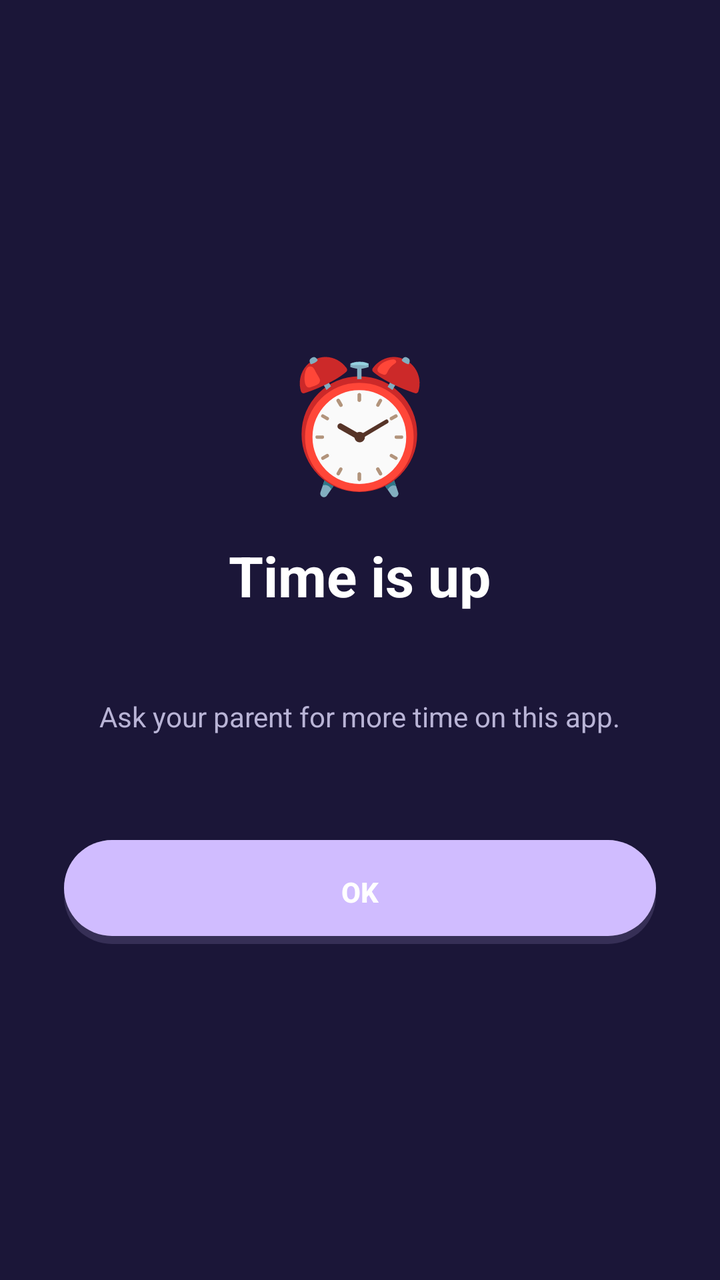
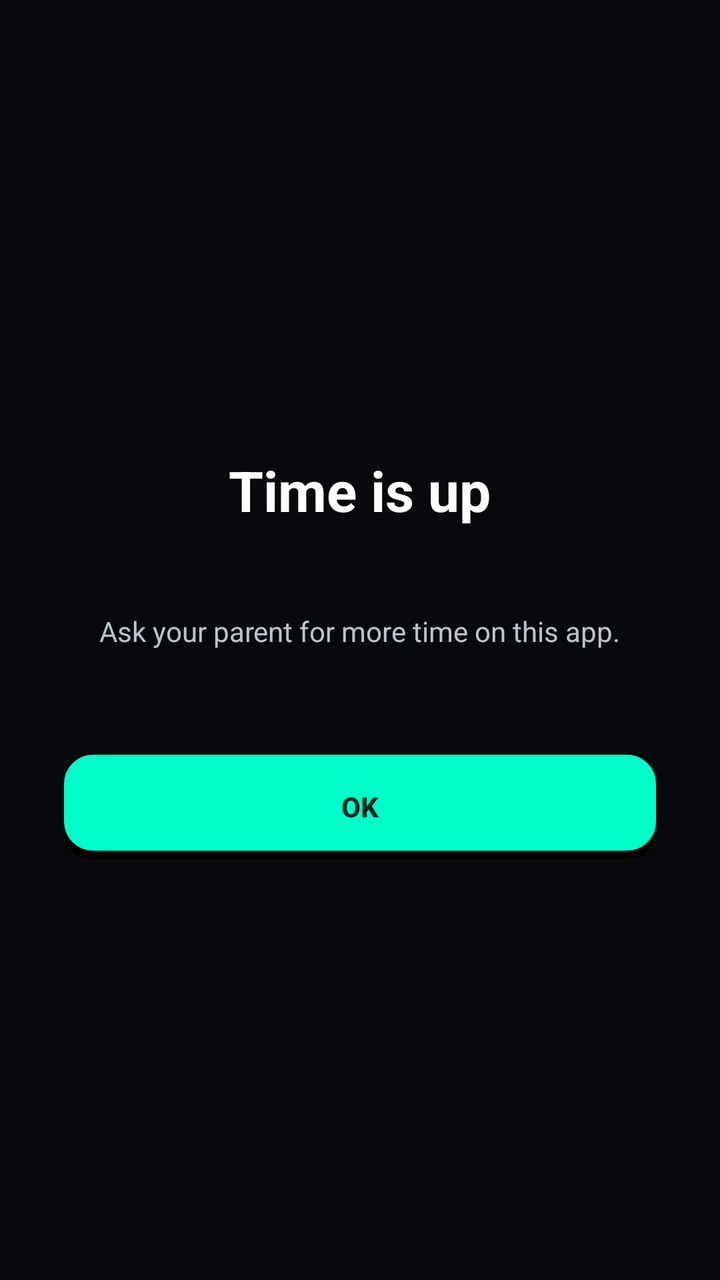

Compare the two renders of this Android layout. The source of the first and the diff that turns it into the second are given below.
<!-- AndroidManifest.xml: activity theme Theme.AccessControl.Block -->
<!-- res/layout/activity_block.xml -->
<?xml version="1.0" encoding="utf-8"?>
<LinearLayout xmlns:android="http://schemas.android.com/apk/res/android"
    android:layout_width="match_parent"
    android:layout_height="match_parent"
    android:background="@color/block_bg"
    android:gravity="center"
    android:orientation="vertical"
    android:padding="32dp">

    <TextView
        android:layout_width="wrap_content"
        android:layout_height="wrap_content"
        android:text="⏰"
        android:textSize="64sp" />

    <TextView
        android:layout_width="wrap_content"
        android:layout_height="wrap_content"
        android:layout_marginTop="16dp"
        android:text="@string/block_title"
        android:textColor="#FFFFFF"
        android:textSize="28sp"
        android:textStyle="bold" />

    <TextView
        android:id="@+id/blockApp"
        android:layout_width="wrap_content"
        android:layout_height="wrap_content"
        android:layout_marginTop="8dp"
        android:textColor="#9D8FFF"
        android:textSize="18sp"
        android:textStyle="bold" />

    <TextView
        android:id="@+id/blockReason"
        android:layout_width="wrap_content"
        android:layout_height="wrap_content"
        android:layout_marginTop="10dp"
        android:gravity="center"
        android:text="@string/block_subtitle"
        android:textColor="#B9B4D6"
        android:textSize="14sp" />

    <TextView
        android:id="@+id/blockStats"
        android:layout_width="wrap_content"
        android:layout_height="wrap_content"
        android:layout_marginTop="4dp"
        android:textColor="#726D91"
        android:textSize="12sp" />

    <Button
        android:id="@+id/btnClose"
        android:layout_width="match_parent"
        android:layout_height="52dp"
        android:layout_marginTop="32dp"
        android:background="@drawable/bg_clay_button_primary"
        android:text="@string/block_close"
        android:textColor="#FFFFFF"
        android:textStyle="bold" />
</LinearLayout>
<!-- resources referenced by this layout -->
<resources>
  <color name="block_bg">#1B1638</color>
  <!-- drawable bg_clay_button_primary (drawable) -->
  <?xml version="1.0" encoding="utf-8"?>
  <layer-list xmlns:android="http://schemas.android.com/apk/res/android">
      <item>
          <shape android:shape="rectangle">
              <corners android:radius="24dp" />
              <solid android:color="#26000000" />
          </shape>
      </item>
      <item android:bottom="4dp">
          <shape android:shape="rectangle">
              <corners android:radius="24dp" />
              <gradient
                  android:angle="270"
                  android:startColor="#7C6CF6"
                  android:endColor="@color/clay_primary_dark" />
          </shape>
      </item>
  </layer-list>
  <string name="block_close">OK</string>
  <string name="block_subtitle">Ask your parent for more time on this app.</string>
  <string name="block_title">Time is up</string>
  <style name="Theme.AccessControl.Block" parent="Theme.Material3.Dark.NoActionBar">
          <item name="android:windowBackground">@color/block_bg</item>
          <item name="android:statusBarColor">@color/block_bg</item>
          <item name="android:navigationBarColor">@color/block_bg</item>
      </style>
  <color name="clay_primary_dark">#5B4BD1</color>
</resources>

<!-- the commit's change to res/layout/activity_block.xml (unified diff, before → after) -->
@@ -1,61 +1,71 @@
 <?xml version="1.0" encoding="utf-8"?>
-<LinearLayout xmlns:android="http://schemas.android.com/apk/res/android"
+<ScrollView xmlns:android="http://schemas.android.com/apk/res/android"
     android:layout_width="match_parent"
     android:layout_height="match_parent"
     android:background="@color/block_bg"
-    android:gravity="center"
-    android:orientation="vertical"
-    android:padding="32dp">
+    android:fillViewport="true">
 
-    <TextView
-        android:layout_width="wrap_content"
+    <LinearLayout
+        android:layout_width="match_parent"
         android:layout_height="wrap_content"
-        android:text="⏰"
-        android:textSize="64sp" />
+        android:gravity="center"
+        android:orientation="vertical"
+        android:padding="32dp">
 
-    <TextView
-        android:layout_width="wrap_content"
-        android:layout_height="wrap_content"
-        android:layout_marginTop="16dp"
-        android:text="@string/block_title"
-        android:textColor="#FFFFFF"
-        android:textSize="28sp"
-        android:textStyle="bold" />
+        <ImageView
+            android:id="@+id/blockImage"
+            android:layout_width="200dp"
+            android:layout_height="200dp"
+            android:layout_gravity="center_horizontal"
+            android:contentDescription="@string/block_title"
+            android:scaleType="centerCrop"
+            android:visibility="gone" />
 
-    <TextView
-        android:id="@+id/blockApp"
-        android:layout_width="wrap_content"
-        android:layout_height="wrap_content"
-        android:layout_marginTop="8dp"
-        android:textColor="#9D8FFF"
-        android:textSize="18sp"
-        android:textStyle="bold" />
+        <TextView
+            android:id="@+id/blockTitle"
+            android:layout_width="wrap_content"
+            android:layout_height="wrap_content"
+            android:layout_marginTop="16dp"
+            android:text="@string/block_title"
+            android:textColor="#FFFFFF"
+            android:textSize="28sp"
+            android:textStyle="bold" />
 
-    <TextView
-        android:id="@+id/blockReason"
-        android:layout_width="wrap_content"
-        android:layout_height="wrap_content"
-        android:layout_marginTop="10dp"
-        android:gravity="center"
-        android:text="@string/block_subtitle"
-        android:textColor="#B9B4D6"
-        android:textSize="14sp" />
+        <TextView
+            android:id="@+id/blockApp"
+            android:layout_width="wrap_content"
+            android:layout_height="wrap_content"
+            android:layout_marginTop="8dp"
+            android:textColor="@color/clay_accent"
+            android:textSize="18sp"
+            android:textStyle="bold" />
 
-    <TextView
-        android:id="@+id/blockStats"
-        android:layout_width="wrap_content"
-        android:layout_height="wrap_content"
-        android:layout_marginTop="4dp"
-        android:textColor="#726D91"
-        android:textSize="12sp" />
+        <TextView
+            android:id="@+id/blockReason"
+            android:layout_width="wrap_content"
+            android:layout_height="wrap_content"
+            android:layout_marginTop="10dp"
+            android:gravity="center"
+            android:text="@string/block_subtitle"
+            android:textColor="#B9C4CE"
+            android:textSize="14sp" />
 
-    <Button
-        android:id="@+id/btnClose"
-        android:layout_width="match_parent"
-        android:layout_height="52dp"
-        android:layout_marginTop="32dp"
-        android:background="@drawable/bg_clay_button_primary"
-        android:text="@string/block_close"
-        android:textColor="#FFFFFF"
-        android:textStyle="bold" />
-</LinearLayout>
+        <TextView
+            android:id="@+id/blockStats"
+            android:layout_width="wrap_content"
+            android:layout_height="wrap_content"
+            android:layout_marginTop="4dp"
+            android:textColor="#5E6B76"
+            android:textSize="12sp" />
+
+        <androidx.appcompat.widget.AppCompatButton
+            android:id="@+id/btnClose"
+            android:layout_width="match_parent"
+            android:layout_height="52dp"
+            android:layout_marginTop="32dp"
+            android:background="@drawable/bg_clay_button_primary"
+            android:text="@string/block_close"
+            android:textColor="#062A22"
+            android:textStyle="bold" />
+    </LinearLayout>
+</ScrollView>
<!-- resource entries referenced after the edit -->
@@ -1,22 +1,21 @@
 <!-- resources referenced by this layout -->
 <resources>
-  <color name="block_bg">#1B1638</color>
+  <color name="block_bg">#07090C</color>
+  <color name="clay_accent">#4FC3F7</color>
   <!-- drawable bg_clay_button_primary (drawable) -->
   <?xml version="1.0" encoding="utf-8"?>
   <layer-list xmlns:android="http://schemas.android.com/apk/res/android">
       <item>
           <shape android:shape="rectangle">
-              <corners android:radius="24dp" />
-              <solid android:color="#26000000" />
+              <corners android:radius="14dp" />
+              <solid android:color="#000000" />
           </shape>
       </item>
       <item android:bottom="4dp">
           <shape android:shape="rectangle">
-              <corners android:radius="24dp" />
-              <gradient
-                  android:angle="270"
-                  android:startColor="#7C6CF6"
-                  android:endColor="@color/clay_primary_dark" />
+              <corners android:radius="14dp" />
+              <solid android:color="@color/clay_primary" />
+              <stroke android:width="1dp" android:color="@color/clay_primary" />
           </shape>
       </item>
   </layer-list>
@@ -28,6 +27,6 @@
           <item name="android:statusBarColor">@color/block_bg</item>
           <item name="android:navigationBarColor">@color/block_bg</item>
       </style>
-  <color name="clay_primary_dark">#5B4BD1</color>
+  <color name="clay_primary">#00FFC8</color>
 </resources>
 
